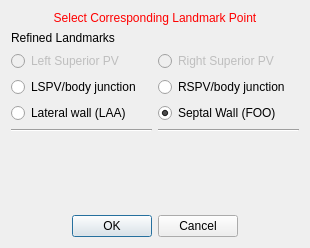
Qt form CemrgApp/Plugins/kcl.cemrgapp.atrialfibres/src/internal/AtrialFibresLandmarksViewRefined.ui (OpenHeartDevelopers/CemrgApp) before a commit.
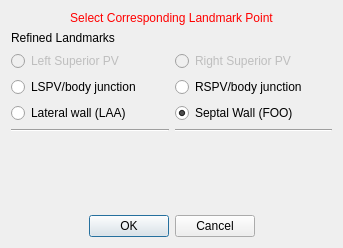
The same form after that commit.

Diff of the .ui file:
```diff
--- a/CemrgApp/Plugins/kcl.cemrgapp.atrialfibres/src/internal/AtrialFibresLandmarksViewRefined.ui
+++ b/CemrgApp/Plugins/kcl.cemrgapp.atrialfibres/src/internal/AtrialFibresLandmarksViewRefined.ui
@@ -6,7 +6,7 @@
    <rect>
     <x>0</x>
     <y>0</y>
-    <width>310</width>
+    <width>343</width>
     <height>248</height>
    </rect>
   </property>
```
Left out of the diff: 12 changed lines with no effect on the pictures.
